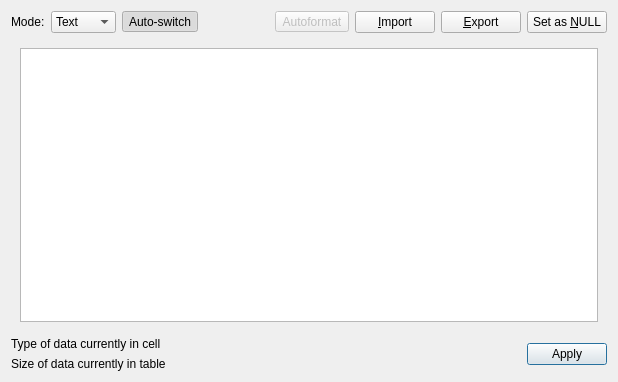
sqlitebrowser/sqlitebrowser, file src/EditDialog.ui: the form before one commit.
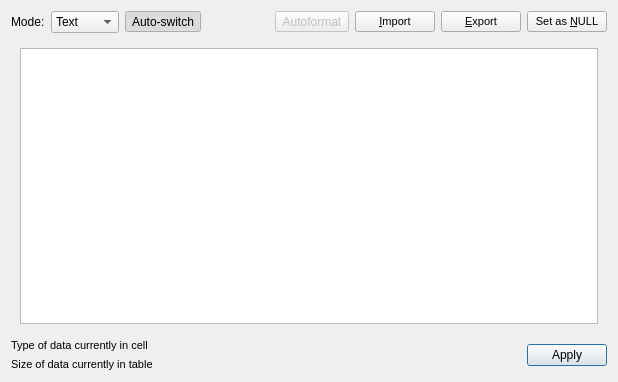
The form after the commit. Icons and pictures are not drawn.

Commit message: change ui size policy, make RU translation is shorter

```diff
--- a/src/EditDialog.ui
+++ b/src/EditDialog.ui
@@ -31,9 +31,15 @@
      </item>
      <item>
       <widget class="QComboBox" name="comboMode">
+       <property name="sizePolicy">
+        <sizepolicy hsizetype="MinimumExpanding" vsizetype="Fixed">
+         <horstretch>0</horstretch>
+         <verstretch>0</verstretch>
+        </sizepolicy>
+       </property>
        <property name="minimumSize">
         <size>
-         <width>0</width>
+         <width>50</width>
          <height>0</height>
         </size>
        </property>
@@ -99,9 +105,12 @@
        <property name="orientation">
         <enum>Qt::Horizontal</enum>
        </property>
+       <property name="sizeType">
+        <enum>QSizePolicy::MinimumExpanding</enum>
+       </property>
        <property name="sizeHint" stdset="0">
         <size>
-         <width>40</width>
+         <width>0</width>
          <height>20</height>
         </size>
        </property>
@@ -137,10 +146,15 @@
       <widget class="QPushButton" name="buttonImport">
        <property name="minimumSize">
         <size>
-         <width>0</width>
+         <width>50</width>
          <height>0</height>
         </size>
        </property>
+       <property name="font">
+        <font>
+         <pointsize>8</pointsize>
+        </font>
+       </property>
        <property name="toolTip">
         <string>Import from file</string>
        </property>
@@ -156,10 +170,15 @@
       <widget class="QPushButton" name="buttonExport">
        <property name="minimumSize">
         <size>
-         <width>0</width>
+         <width>50</width>
          <height>0</height>
         </size>
        </property>
+       <property name="font">
+        <font>
+         <pointsize>8</pointsize>
+        </font>
+       </property>
        <property name="toolTip">
         <string>Export to file</string>
        </property>
@@ -175,10 +194,15 @@
       <widget class="QPushButton" name="buttonNull">
        <property name="minimumSize">
         <size>
-         <width>0</width>
+         <width>50</width>
          <height>0</height>
         </size>
        </property>
+       <property name="font">
+        <font>
+         <pointsize>8</pointsize>
+        </font>
+       </property>
        <property name="toolTip">
         <string>Set this cell to NULL</string>
        </property>
@@ -263,6 +287,11 @@
       <layout class="QVBoxLayout" name="verticalLayout">
        <item>
         <widget class="QLabel" name="labelType">
+         <property name="font">
+          <font>
+           <pointsize>8</pointsize>
+          </font>
+         </property>
          <property name="text">
           <string>Type of data currently in cell</string>
          </property>
@@ -270,6 +299,11 @@
        </item>
        <item>
         <widget class="QLabel" name="labelSize">
+         <property name="font">
+          <font>
+           <pointsize>8</pointsize>
+          </font>
+         </property>
          <property name="text">
           <string>Size of data currently in table</string>
          </property>
@@ -292,6 +326,12 @@
      </item>
      <item>
       <widget class="QPushButton" name="buttonApply">
+       <property name="minimumSize">
+        <size>
+         <width>50</width>
+         <height>0</height>
+        </size>
+       </property>
        <property name="toolTip">
         <string>Apply data to cell</string>
        </property>
```
The commit also changes 2 other files.
